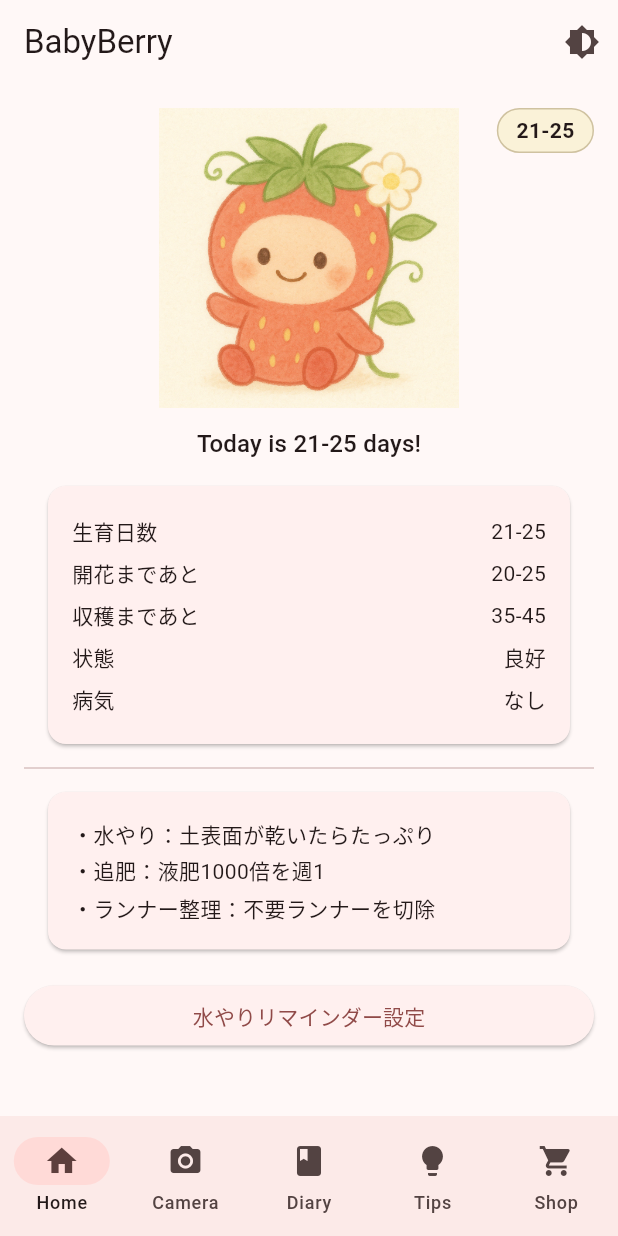
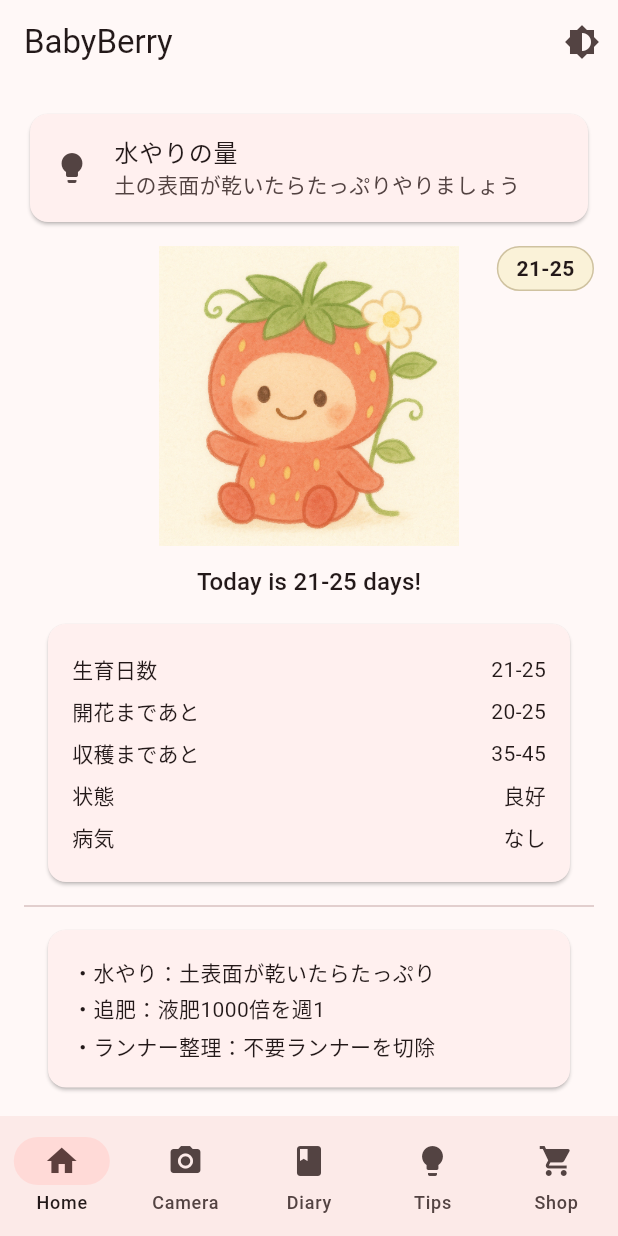
Before and after one commit to atkzn/IchigoDoctor, a Flutter app: the screen it shows once a user with an empty profile is signed in, on a phone screen of 412 x 824 dp. Run offline on Flutter 3.47's test engine with Material 3 defaults, Android fonts, the phone set to English and light mode, and no system bars; our stand-ins replace camera, firebase_analytics, firebase_auth, firebase_core, firebase_messaging, flutter_local_notifications and 5 more; accounts and stored records are empty; generated files the repository leaves out were written again; network calls fail.

Commit message:
feat: Tips画面を実装

```diff
--- /dev/null
+++ b/assets/tips.json
@@ -0,0 +1,5 @@
+[
+    { "id": 1, "title": "葉かき",   "body": "古い葉は病気源になる前に取りましょう" },
+    { "id": 2, "title": "追肥の高さ", "body": "根元から5cm離した位置に置き肥を" },
+    { "id": 3, "title": "水やりの量", "body": "土の表面が乾いたらたっぷりやりましょう" }
+]
--- a/lib/app.dart
+++ b/lib/app.dart
@@ -15,7 +15,8 @@ import 'package:provider/provider.dart';
 import 'theme_model.dart';
 import 'package:firebase_analytics/firebase_analytics.dart';
 import 'package:google_mobile_ads/google_mobile_ads.dart';
-
+import 'pages/tips_page.dart';
+import 'widgets/today_tip.dart';
 
 
 class BerryApp extends StatelessWidget {
@@ -28,26 +29,6 @@ class BerryApp extends StatelessWidget {
   }
 }
 
-/*
-class BerryApp extends StatelessWidget {
-  final Map<String, dynamic>? initialData;
-  const BerryApp({super.key, this.initialData});
-  @override
-  Widget build(BuildContext context) {
-    return MaterialApp(
-      title: 'ベビイチゴ診断',
-      debugShowCheckedModeBanner: false,
-      theme: ThemeData(
-        useMaterial3: true,
-        colorSchemeSeed: const Color(0xFFAF3F3F),
-        scaffoldBackgroundColor: const Color(0xFFFAF2D8),
-        textTheme: GoogleFonts.mPlusRounded1cTextTheme(),
-      ),
-      home: RootPage(initialData: initialData),
-    );
-  }
-}
-*/
 
 class RootPage extends StatefulWidget {
   final Map<String, dynamic>? initialData;
@@ -68,9 +49,10 @@ class _RootPageState extends State<RootPage> {
             _index = 0;
           });
         }),
-        const Placeholder(),
-        const Placeholder(),
-        const Placeholder(),
+
+        const Placeholder(), // Dairy
+        const TipsPage(), // Tips
+        const Placeholder(), // Shop
       ];
 
   @override
@@ -142,7 +124,9 @@ class _HomePageState extends State<HomePage> {
         child: ListView(
           padding: const EdgeInsets.all(16),
           children: [
-            // ── キャラクター＋日数バッジ ──
+            const TodayTip(),
+            const SizedBox(height: 12),
+           // ── キャラクター＋日数バッジ ──
             Stack(
               clipBehavior: Clip.none,
               children: [
@@ -240,116 +224,6 @@ class _HomePageState extends State<HomePage> {
       };
 
 }
-
-
-/*
-class HomePage extends StatelessWidget {
-  final Map<String, dynamic>? data;
-  const HomePage({Key? key, this.data}) : super(key: key);
-
-  Map<String, dynamic> get _dummy => {
-        'growthDaysEst': '21-25',
-        'daysToFlower': '20-25',
-        'daysToHarvest': '35-45',
-        'growthStatus': '良好',
-        'disease': 'なし',
-        'careTips': [
-          '水やり：土表面が乾いたらたっぷり',
-          '追肥：液肥1000倍を週1',
-          'ランナー整理：不要ランナーを切除',
-        ]
-      };
-
-  @override
-  Widget build(BuildContext context) {
-    final d = data ?? _dummy;                         // ← 変数宣言を最初に
-    final String day = d['growthDaysEst'];            // ← day もここで
-    //final today = DateFormat.MMMd('ja').format(DateTime.now());
-    return Scaffold(                             // ← Scaffold を追加
-      appBar: AppBar(
-        title: Text(AppLocalizations.of(context)!.appTitle),     // 多言語タイトル
-        actions: [
-          IconButton(
-            icon: const Icon(Icons.brightness_6),
-            onPressed: () => context.read<ThemeModel>().toggle(),
-          ),
-        ],
-      ),
-      body: SafeArea(
-        child: ListView(
-          padding: const EdgeInsets.all(16),
-          children: [
-            Stack(
-              clipBehavior: Clip.none,
-              children: [
-                Center(
-                  child: Image.asset('assets/characters/fairy.png', height: 200),
-                ),
-                Positioned(
-                  right: 0,
-                  top: 0,
-                  child: Container(
-                    padding:
-                        const EdgeInsets.symmetric(horizontal: 12, vertical: 4),
-                    decoration: BoxDecoration(
-                      color: const Color(0xFFFAF2D8),
-                      border: Border.all(color: const Color(0xFFCFC2A0)),
-                      borderRadius: BorderRadius.circular(16),
-                    ),
-                    child: Text(day,
-                        style: const TextStyle(fontWeight: FontWeight.bold)),
-                  ),
-                ),
-              ],
-            ),
-            const SizedBox(height: 12),
-            Center(
-              child: Text(
-                AppLocalizations.of(context)!.homeToday(day),     // ← 多言語化
-                style: Theme.of(context).textTheme.titleMedium,
-              ),
-            ),
-            const SizedBox(height: 8),
-            StatusCard(data: d),
-            const Divider(),
-            CareCard(careTips: d['careTips']),
-            const SizedBox(height: 12),  // 少し余白を入れます
-            ElevatedButton(
-              onPressed: () {
-                final time = "08:00";
-                // 水やりを毎日8:00に通知するスケジュールを登録
-                NotificationService.scheduleDailyReminder(
-                  id: 1,
-                  title: '水やりの時間です',
-                  body: '土表面が乾いたらたっぷり水をあげましょう',
-                  hour: 8,
-                  minute: 0,
-                );
-                // 設定完了を画面下部に一瞬だけ表示
-                ScaffoldMessenger.of(context).showSnackBar(
-                  SnackBar(content: Text(AppLocalizations.of(context)!.waterReminder(time))),
-                );
-              },
-              child: const Text('水やりリマインダー設定'),
-            ),
-            SizedBox(
-              height: 60,
-              child: AdWidget(
-                ad: BannerAd(
-                  adUnitId: 'ca-app-pub-3940256099942544/6300978111', // テスト用
-                  size: AdSize.banner,
-                  request: const AdRequest(),
-                  listener: BannerAdListener(),
-                )..load(),
-              ),
-            ),
-          ],
-        ),
-      )
-    );
-  }
-}
-*/
 
 class CameraPage extends StatefulWidget {
   final ValueChanged<Map<String, dynamic>> onResult;
--- /dev/null
+++ b/lib/models/tip.dart
@@ -0,0 +1,10 @@
+// lib/models/tip.dart
+class Tip {
+  final int id;
+  final String title;
+  final String body;
+  Tip({required this.id, required this.title, required this.body});
+
+  factory Tip.fromJson(Map<String, dynamic> j) =>
+      Tip(id: j['id'], title: j['title'], body: j['body']);
+}
--- /dev/null
+++ b/lib/pages/tips_page.dart
@@ -0,0 +1,36 @@
+// lib/pages/tips_page.dart
+
+import 'package:flutter/material.dart';
+import '../models/tip.dart';
+import '../repositories/tip_repo.dart';
+
+class TipsPage extends StatelessWidget {
+  const TipsPage({super.key});
+
+  @override
+  Widget build(BuildContext context) {
+    return Scaffold(
+      appBar: AppBar(title: const Text('育て方ヒント')),
+      body: FutureBuilder<List<Tip>>(
+        future: TipRepo.load(),
+        builder: (context, snapshot) {
+          if (!snapshot.hasData) {
+            return const Center(child: CircularProgressIndicator());
+          }
+          final tips = snapshot.data!;
+          return ListView.builder(
+            itemCount: tips.length,
+            itemBuilder: (context, i) {
+              final t = tips[i];
+              return ListTile(
+                leading: const Icon(Icons.lightbulb_outline),
+                title: Text(t.title),
+                subtitle: Text(t.body),
+              );
+            },
+          );
+        },
+      ),
+    );
+  }
+}
--- /dev/null
+++ b/lib/repositories/tip_repo.dart
@@ -0,0 +1,12 @@
+// lib/repositories/tip_repo.dart
+import 'dart:convert';
+import 'package:flutter/services.dart' show rootBundle;
+import '../models/tip.dart';
+
+class TipRepo {
+  static Future<List<Tip>> load() async {
+    final txt = await rootBundle.loadString('assets/tips.json');
+    final list = (json.decode(txt) as List).cast<Map<String, dynamic>>();
+    return list.map(Tip.fromJson).toList();
+  }
+}
--- /dev/null
+++ b/lib/widgets/today_tip.dart
@@ -0,0 +1,28 @@
+// lib/widgets/today_tip.dart
+import 'package:flutter/material.dart';
+import '../repositories/tip_repo.dart';
+
+class TodayTip extends StatelessWidget {
+  const TodayTip({super.key});
+  @override
+  Widget build(BuildContext context) {
+    final idx = DateTime.now().day;      // 例：日付で簡易ローテ
+    return FutureBuilder(
+      future: TipRepo.load(),
+      builder: (c, snap) {
+        if (!snap.hasData) {
+          return const Center(child: CircularProgressIndicator());
+        }
+        final tips = snap.data!;
+        final tip = tips[idx % tips.length];
+        return Card(
+          child: ListTile(
+            leading: const Icon(Icons.lightbulb),
+            title: Text(tip.title),
+            subtitle: Text(tip.body),
+          ),
+        );
+      },
+    );
+  }
+}
--- a/pubspec.yaml
+++ b/pubspec.yaml
@@ -125,3 +125,5 @@ flutter:
     - assets/lottie/stage5.json
     - assets/lottie/stage6.json
     - assets/lottie/stage7.json
+    # tips
+    - assets/tips.json
```
